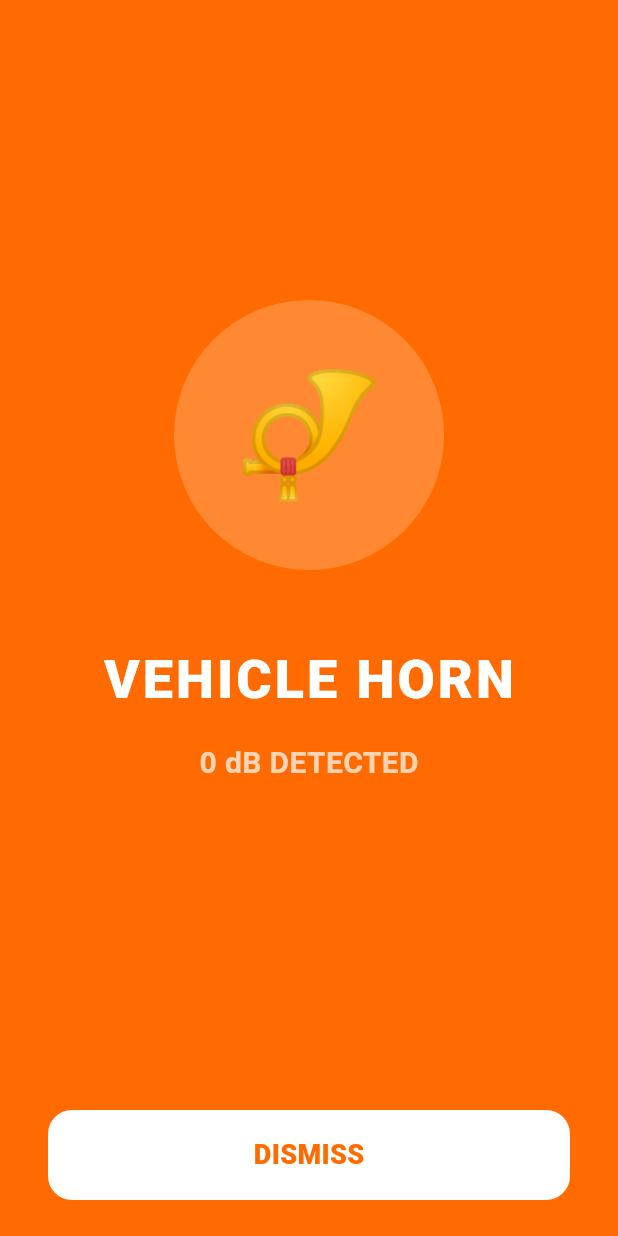
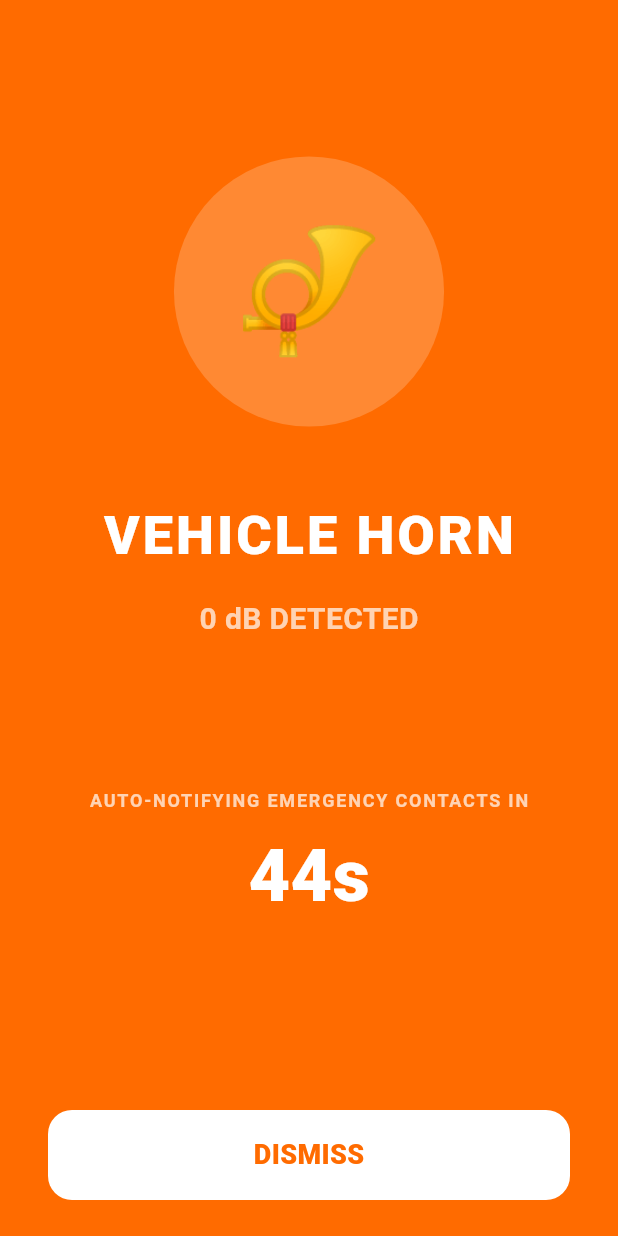
Before and after one commit to JephilReji/sound-sense, a Flutter app: the AlertScreen screen opened directly with empty values, on a phone screen of 412 x 824 dp. Run offline on Flutter 3.47's test engine with Material 3 defaults, Android fonts, the phone set to English and light mode, and no system bars; our stand-ins replace flutter_local_notifications, permission_handler, shared_preferences, vibration; missing offline and left inert: flutter_background_service, record, tflite_flutter, torch_light; accounts and stored records are empty.

Commit message:
countdown system for emergency sms implemented

```diff
--- a/lib/screens/alert_screen.dart
+++ b/lib/screens/alert_screen.dart
@@ -2,6 +2,7 @@ import 'dart:async';
 import 'package:flutter/material.dart';
 import 'package:vibration/vibration.dart';
 import 'package:torch_light/torch_light.dart';
+import 'package:url_launcher/url_launcher.dart';
 import '../models/sound_event.dart';
 
 class AlertScreen extends StatefulWidget {
@@ -15,12 +16,55 @@ class AlertScreen extends StatefulWidget {
 
 class _AlertScreenState extends State<AlertScreen> {
   Timer? _strobeTimer;
+  Timer? _countdownTimer;
   bool _isTorchOn = false;
+
+  int _secondsRemaining = 45;
+  bool _emergencyTriggered = false;
 
   @override
   void initState() {
     super.initState();
     _triggerHardwareAlerts();
+    _startCountdown();
+  }
+
+  void _startCountdown() {
+    _countdownTimer = Timer.periodic(const Duration(seconds: 1), (timer) {
+      if (_secondsRemaining > 0) {
+        setState(() {
+          _secondsRemaining--;
+        });
+      } else {
+        timer.cancel();
+        if (!_emergencyTriggered) {
+          _executeEmergencyProtocol();
+        }
+      }
+    });
+  }
+
+  Future<void> _executeEmergencyProtocol() async {
+    setState(() {
+      _emergencyTriggered = true;
+    });
+
+    // Stop the intense hardware alerts so the user can focus on the SMS screen
+    Vibration.cancel();
+    _strobeTimer?.cancel();
+    TorchLight.disableTorch().catchError((_) {});
+
+    // The message that will be sent to contacts.
+    final String message = "EMERGENCY: SoundSense detected a critical danger (${widget.event.label}) near me. Please check on me immediately. Location: [GPS Link pending]";
+
+    // Uses url_launcher to open the native SMS app safely
+    final Uri smsUri = Uri.parse("sms:?body=${Uri.encodeComponent(message)}");
+
+    if (await canLaunchUrl(smsUri)) {
+      await launchUrl(smsUri);
+    } else {
+      debugPrint("Could not launch SMS app");
+    }
   }
 
   Future<void> _triggerHardwareAlerts() async {
@@ -92,6 +136,7 @@ class _AlertScreenState extends State<AlertScreen> {
   void dispose() {
     Vibration.cancel();
     _strobeTimer?.cancel();
+    _countdownTimer?.cancel();
     TorchLight.disableTorch().catchError((_) {});
     super.dispose();
   }
@@ -136,10 +181,49 @@ class _AlertScreenState extends State<AlertScreen> {
               ),
             ),
             const Spacer(),
+
+            // --- UPDATED UX COUNTDOWN TIMER ---
+            if (!_emergencyTriggered)
+              Column(
+                children: [
+                  const Text(
+                    'AUTO-NOTIFYING EMERGENCY CONTACTS IN',
+                    style: TextStyle(
+                      color: Colors.white70,
+                      fontSize: 12,
+                      fontWeight: FontWeight.bold,
+                      letterSpacing: 1.2
+                    ),
+                  ),
+                  const SizedBox(height: 8),
+                  Text(
+                    '${_secondsRemaining}s', // Cleaned up formatting here!
+                    style: TextStyle(
+                      color: _secondsRemaining <= 10 ? const Color.fromARGB(255, 255, 200, 200) : Colors.white,
+                      fontSize: 48,
+                      fontWeight: FontWeight.w900
+                    ),
+                  ),
+                ],
+              )
+            else
+              const Text(
+                'EMERGENCY PROTOCOL ACTIVATED',
+                style: TextStyle(
+                  color: Colors.white,
+                  fontSize: 18,
+                  fontWeight: FontWeight.w900
+                ),
+              ),
+            // ------------------------------
+
+            const Spacer(),
             Padding(
               padding: const EdgeInsets.symmetric(horizontal: 32, vertical: 24),
               child: GestureDetector(
-                onTap: () => Navigator.of(context).pop(),
+                onTap: () {
+                  Navigator.of(context).pop();
+                },
                 child: Container(
                   width: double.infinity,
                   height: 60,
```
